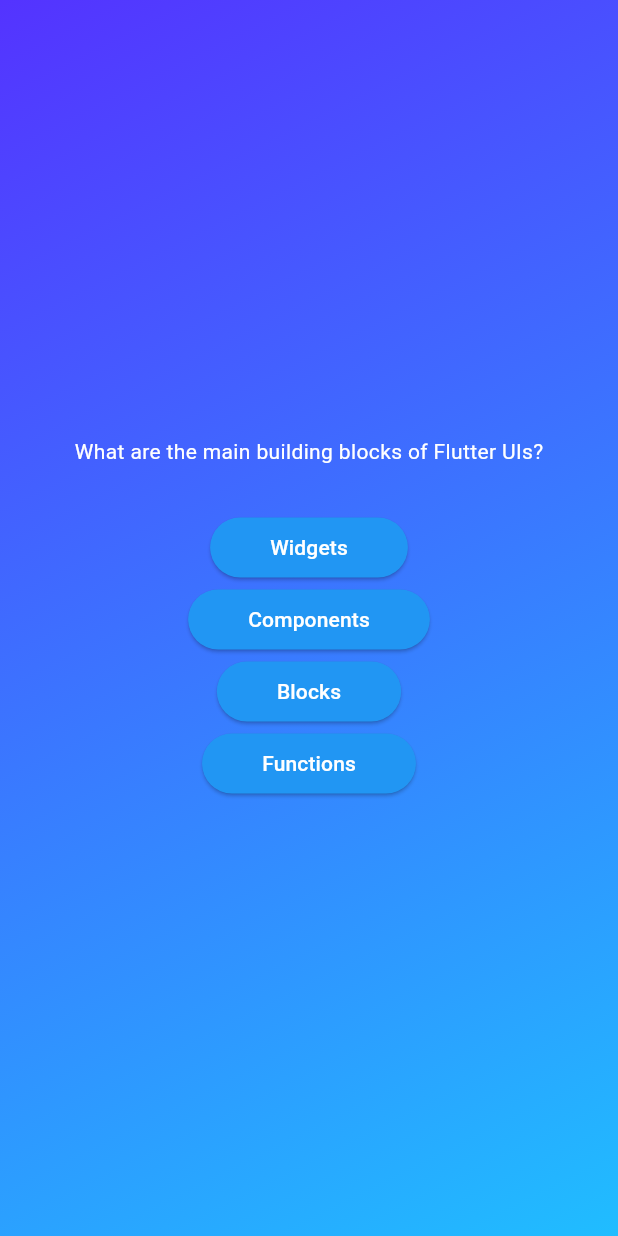
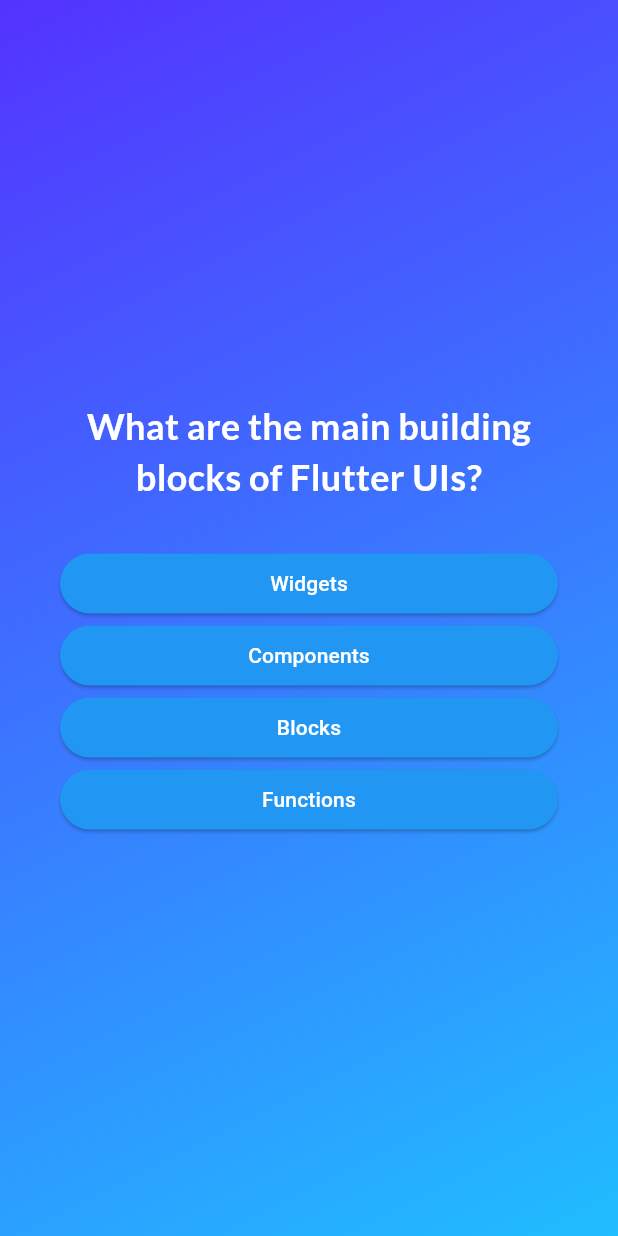
Before and after one commit to EemeliSurakka/flutter-quiz-app, a Flutter app: the screen it shows after launch, after a tap on "Start Quiz", on a phone screen of 412 x 824 dp. Run offline on Flutter 3.47's test engine with Material 3 defaults, Android fonts, the phone set to English and light mode, and no system bars; our stand-ins replace google_fonts.

Commit message:
Store selected answers

```diff
--- a/lib/answer_button.dart
+++ b/lib/answer_button.dart
@@ -19,7 +19,7 @@ class AnswerButton extends StatelessWidget {
         shape: RoundedRectangleBorder(borderRadius: BorderRadius.circular(40)),
         padding: const EdgeInsets.symmetric(horizontal: 40, vertical: 10),
       ),
-      child: Text(answer),
+      child: Text(answer, textAlign: TextAlign.center),
     );
   }
 }
--- a/lib/models/quiz_question.dart
+++ b/lib/models/quiz_question.dart
@@ -3,4 +3,10 @@ class QuizQuestion {
 
   final String text;
   final List<String> answers;
+
+  List<String> get shuffledAnswers {
+    final shuffledAnswers = List<String>.from(answers);
+    shuffledAnswers.shuffle();
+    return shuffledAnswers;
+  }
 }
--- a/lib/questions_screen.dart
+++ b/lib/questions_screen.dart
@@ -1,9 +1,12 @@
 import 'package:flutter/material.dart';
+import 'package:google_fonts/google_fonts.dart';
 import 'package:quiz_app/answer_button.dart';
 import 'package:quiz_app/data/questions.dart';
 
 class QuestionsScreen extends StatefulWidget {
-  const QuestionsScreen({super.key});
+  const QuestionsScreen({super.key, required this.onSelectAnswer});
+
+  final void Function(String answer) onSelectAnswer;
 
   @override
   State<QuestionsScreen> createState() {
@@ -12,30 +15,43 @@ class QuestionsScreen extends StatefulWidget {
 }
 
 class _QuestionsScreenState extends State<QuestionsScreen> {
+  var currentQuestionIndex = 0;
+
+  void handleAnswer(String selected) {
+    widget.onSelectAnswer(selected);
+
+    setState(() {
+      currentQuestionIndex++;
+    });
+  }
+
   @override
   Widget build(BuildContext context) {
-    final currentQuestion = questions[0];
+    final currentQuestion = questions[currentQuestionIndex];
 
     return SizedBox(
         width: double.infinity,
+        child: Container(
+            margin: const EdgeInsets.all(40),
             child: Column(
                 mainAxisAlignment: MainAxisAlignment.center,
-          crossAxisAlignment: CrossAxisAlignment.center,
+                crossAxisAlignment: CrossAxisAlignment.stretch,
                 children: [
                   Text(
                     currentQuestion.text,
-            style: const TextStyle(
-              color: Colors.white
-            )),
+                    textAlign: TextAlign.center,
+                    style: GoogleFonts.lato(
+                      fontSize: 24,
+                      color: Colors.white,
+                      fontWeight: FontWeight.bold,
+                    ),
+                  ),
                   const SizedBox(height: 30),
-          Column(
-            children: currentQuestion.answers.map((answer) => AnswerButton(
+                  ...currentQuestion.answers.map((answer) => AnswerButton(
                       answer: answer,
                       onPressed: () {
-                // Handle answer
-              },
-            )).toList(),
-          ),
-        ]));
+                        handleAnswer(answer);
+                      })),
+                ])));
   }
 }
--- a/lib/quiz.dart
+++ b/lib/quiz.dart
@@ -12,6 +12,7 @@ class Quiz extends StatefulWidget {
 }
 
 class _QuizState extends State<Quiz> {
+  List<String> selectedAnswers = [];
   Widget? activeScreen;
 
   @override
@@ -20,11 +21,18 @@ class _QuizState extends State<Quiz> {
     super.initState();
   }
 
+  void chooseAnswer(String answer) {
+    setState(() {
+      selectedAnswers.add(answer);
+    });
+  }
+
   void switchScreen() {
     setState(() {
-      activeScreen = const QuestionsScreen();
+      activeScreen = QuestionsScreen(onSelectAnswer: chooseAnswer);
     });
   }
+
 
   @override
   Widget build(BuildContext context) {
--- a/pubspec.yaml
+++ b/pubspec.yaml
@@ -35,6 +35,7 @@ dependencies:
   # The following adds the Cupertino Icons font to your application.
   # Use with the CupertinoIcons class for iOS style icons.
   cupertino_icons: ^1.0.6
+  google_fonts: ^6.2.1
 
 dev_dependencies:
   flutter_test:
```
Also changed, not shown: pubspec.lock, 7 other files. Lines whose indentation alone changed are shown as unchanged.
